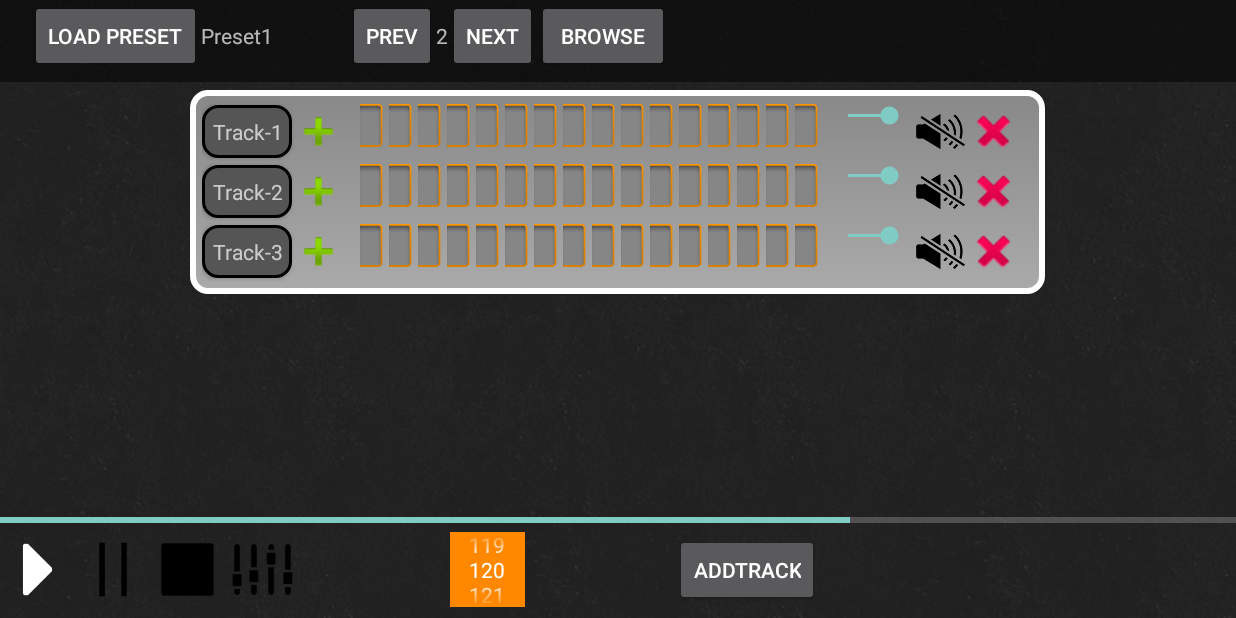
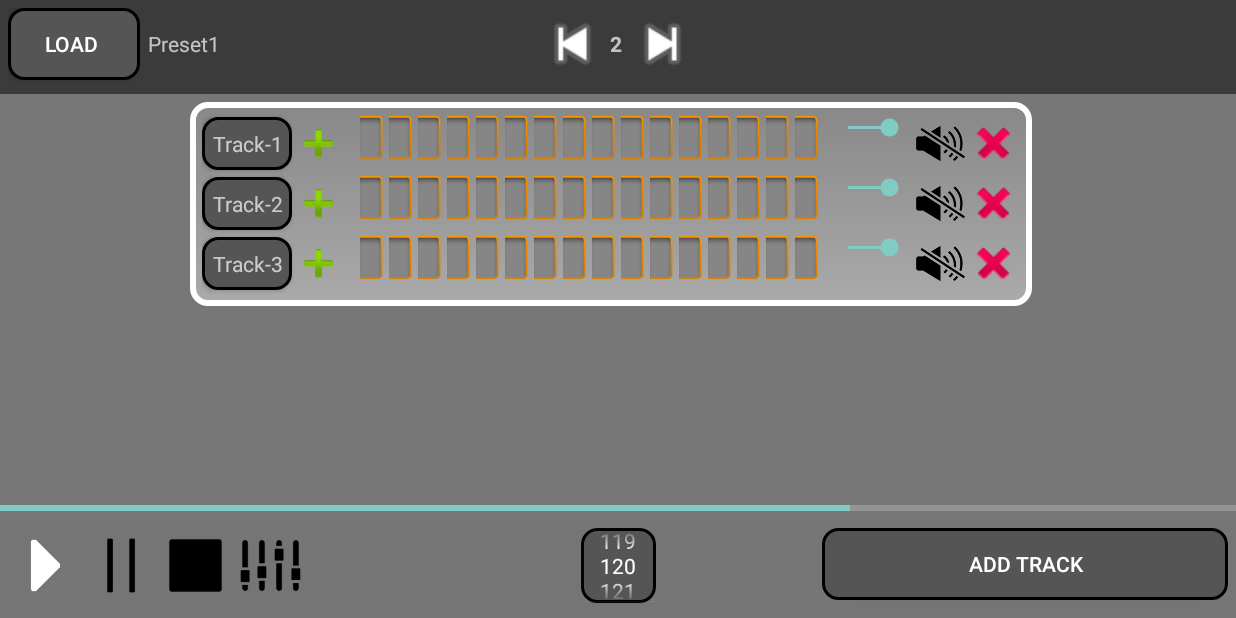
Before and after one commit to BillRozy/AndroidSampler, an Android app: the screen it shows after launch (MainActivity), after a tap on an icon or button, on a phone screen of 824 x 412 dp (held sideways). Run offline under Robolectric (Android 15) with nearby library versions, the phone set to English and light mode, and no system bars; 2 statements that could not run were skipped; 3 other taps on this screen came first.

Commit message:
some designe changes

```diff
--- a/app/src/main/java/com/example/fd/sampler/Track.java
+++ b/app/src/main/java/com/example/fd/sampler/Track.java
@@ -43,7 +43,7 @@ class Track{
     }
 
     public float getTrackVolume(){
-        return connectedInstrument.getVolume();
+        return mTrackVolume;
     }
 
     public String getPathToInstrument() {
@@ -78,6 +78,7 @@ class Track{
     protected ArrayList<Hit> hitsArray = new ArrayList<>();
     protected Instrument connectedInstrument;
     public String mPathToInstrument;
+    private float mTrackVolume = 0.7F;
     //INNER CLASS
     public class Hit
     {
--- a/app/src/main/res/layout-land/activity_main.xml
+++ b/app/src/main/res/layout-land/activity_main.xml
@@ -9,7 +9,7 @@
     android:orientation="vertical"
     tools:context="com.example.fd.sampler.MainActivity"
     android:weightSum="1"
-    android:background="@drawable/pattern_background">
+    android:background="@color/dim_foreground_disabled_material_dark">
 
     <LinearLayout
         android:orientation="horizontal"
@@ -17,14 +17,23 @@
         android:layout_height="wrap_content"
         android:id="@+id/menuLayout"
         android:background="@color/bright_foreground_disabled_material_light"
-        android:layout_weight="0.1">
+        android:layout_weight="0.1"
+        android:padding="5dp">
+
+        <LinearLayout
+            android:orientation="horizontal"
+            android:layout_width="match_parent"
+            android:layout_height="match_parent"
+            android:layout_weight="0.33">
 
             <Button
                 android:layout_width="wrap_content"
                 android:layout_height="wrap_content"
-            android:text="Load Preset"
+                android:text="Load "
                 android:id="@+id/button"
-            android:layout_marginLeft="20dip" />
+                android:background="@drawable/rounded"
+                android:padding="2dp"
+                android:layout_marginRight="5dip" />
 
             <TextView
                 android:layout_width="wrap_content"
@@ -33,34 +42,62 @@
                 android:text="Preset1"
                 android:id="@+id/presetName"
                 android:layout_marginRight="50dip" />
+        </LinearLayout>
+
+        <LinearLayout
+            android:orientation="horizontal"
+            android:layout_width="match_parent"
+            android:layout_height="match_parent"
+            android:layout_weight="0.33">
+
+            <LinearLayout
+                android:orientation="horizontal"
+                android:layout_width="wrap_content"
+                android:layout_height="match_parent"
+                android:layout_weight="0.33"></LinearLayout>
+
+            <LinearLayout
+                android:orientation="horizontal"
+                android:layout_width="110dp"
+                android:layout_height="match_parent">
 
                 <Button
                     style="?android:attr/buttonStyleSmall"
-            android:layout_width="wrap_content"
+                    android:layout_width="50dp"
                     android:layout_height="wrap_content"
-            android:text="Prev"
-            android:id="@+id/prevPattern" />
+                    android:id="@+id/prevPattern"
+                    android:background="@android:drawable/ic_media_previous" />
 
                 <TextView
-            android:layout_width="wrap_content"
+                    android:layout_width="10dp"
                     android:layout_height="wrap_content"
                     android:textAppearance="?android:attr/textAppearanceSmall"
                     android:text="1"
-            android:id="@+id/numPattern" />
+                    android:id="@+id/numPattern"
+                    android:textStyle="bold" />
 
                 <Button
                     style="?android:attr/buttonStyleSmall"
+                    android:layout_width="50dp"
+                    android:layout_height="wrap_content"
+                    android:id="@+id/nextPatt"
+                    android:background="@android:drawable/ic_media_next" />
+
+            </LinearLayout>
+
+            <LinearLayout
+                android:orientation="horizontal"
                 android:layout_width="wrap_content"
-            android:layout_height="wrap_content"
-            android:text="Next"
-            android:id="@+id/nextPatt" />
+                android:layout_height="match_parent"
+                android:layout_weight="0.33"></LinearLayout>
+        </LinearLayout>
 
-        <Button
-            android:layout_width="wrap_content"
-            android:layout_height="wrap_content"
-            android:text="browse"
-            android:id="@+id/fileBrowseBtn"
-            android:layout_gravity="right" />
+        <LinearLayout
+            android:orientation="horizontal"
+            android:layout_width="match_parent"
+            android:layout_height="match_parent"
+            android:layout_weight="0.33"></LinearLayout>
+
     </LinearLayout>
 
     <FrameLayout xmlns:android="http://schemas.android.com/apk/res/android"
@@ -83,14 +120,21 @@
         android:layout_width="match_parent"
         android:layout_height="wrap_content"
         android:id="@+id/linearLayout"
-        android:layout_weight="0.1">
+        android:layout_weight="0.1"
+        android:background="@color/material_grey_600"
+        android:padding="5dp">
+
+        <LinearLayout
+            android:orientation="horizontal"
+            android:layout_width="match_parent"
+            android:layout_height="match_parent"
+            android:layout_weight="0.33">
 
             <Button
                 android:id="@+id/playButton"
                 android:layout_width="50dip"
                 android:layout_height="50dip"
-            android:background="@drawable/play"
-            android:layout_gravity="left" />
+                android:background="@drawable/play" />
 
             <Button
                 android:id="@+id/pauseButton"
@@ -110,6 +154,19 @@
                 android:layout_height="50dip"
                 android:id="@+id/mixerButton"
                 android:background="@drawable/mixer" />
+        </LinearLayout>
+
+        <LinearLayout
+            android:orientation="horizontal"
+            android:layout_width="match_parent"
+            android:layout_height="wrap_content"
+            android:layout_weight="0.33">
+
+            <LinearLayout
+                android:orientation="horizontal"
+                android:layout_width="match_parent"
+                android:layout_height="match_parent"
+                android:layout_weight="0.33"></LinearLayout>
 
             <NumberPicker
                 android:layout_width="50dip"
@@ -117,16 +174,31 @@
                 android:id="@+id/numberPicker"
                 android:minHeight="40dp"
                 android:minWidth="40dip"
-            android:layout_gravity="center_horizontal"
-            android:layout_marginLeft="100dip"
-            android:background="@android:color/holo_orange_dark" />
+                android:background="@drawable/rounded"
+                android:gravity="center_vertical|center_horizontal" />
+
+            <LinearLayout
+                android:orientation="horizontal"
+                android:layout_width="match_parent"
+                android:layout_height="match_parent"
+                android:layout_weight="0.33"></LinearLayout>
+
+        </LinearLayout>
+
+        <LinearLayout
+            android:orientation="horizontal"
+            android:layout_width="match_parent"
+            android:layout_height="match_parent"
+            android:layout_weight="0.33">
 
             <Button
                 android:layout_width="wrap_content"
                 android:layout_height="wrap_content"
-            android:text="AddTrack"
+                android:text="Add Track"
                 android:id="@+id/addTrackButton"
-            android:layout_marginLeft="100dip" />
+                android:background="@drawable/rounded"
+                android:layout_weight="0.33" />
+        </LinearLayout>
 
     </LinearLayout>
 
--- a/app/src/main/res/layout-land/fragment_pattern.xml
+++ b/app/src/main/res/layout-land/fragment_pattern.xml
@@ -3,6 +3,9 @@
     android:layout_height="match_parent"
     xmlns:android="http://schemas.android.com/apk/res/android"
     android:id="@+id/scroller">
+    <HorizontalScrollView
+        android:layout_width="match_parent"
+        android:layout_height="match_parent">
     <LinearLayout xmlns:android="http://schemas.android.com/apk/res/android"
         android:orientation="vertical"
         android:layout_width="match_parent"
@@ -10,5 +13,5 @@
         android:padding="8dip"
         android:background="@drawable/pattern_background_rounded"
         android:id="@+id/verticalLayer"/>
-
+    </HorizontalScrollView>
 </ScrollView>
--- a/app/src/main/res/layout-port/activity_main.xml
+++ b/app/src/main/res/layout-port/activity_main.xml
@@ -9,7 +9,7 @@
     android:orientation="vertical"
     tools:context="com.example.fd.sampler.MainActivity"
     android:weightSum="1"
-    android:background="@drawable/pattern_background">
+    android:background="@color/dim_foreground_disabled_material_dark">
 
     <LinearLayout
         android:orientation="horizontal"
@@ -38,29 +38,24 @@
             style="?android:attr/buttonStyleSmall"
             android:layout_width="wrap_content"
             android:layout_height="wrap_content"
-            android:text="Prev"
-            android:id="@+id/prevPattern" />
+            android:id="@+id/prevPattern"
+            android:background="@android:drawable/ic_media_previous" />
 
         <TextView
             android:layout_width="wrap_content"
             android:layout_height="wrap_content"
             android:textAppearance="?android:attr/textAppearanceSmall"
             android:text="1"
-            android:id="@+id/numPattern" />
+            android:id="@+id/numPattern"
+            android:textStyle="bold" />
 
         <Button
             style="?android:attr/buttonStyleSmall"
             android:layout_width="wrap_content"
             android:layout_height="wrap_content"
-            android:text="Next"
-            android:id="@+id/nextPatt" />
+            android:id="@+id/nextPatt"
+            android:background="@android:drawable/ic_media_next" />
 
-        <Button
-            android:layout_width="wrap_content"
-            android:layout_height="wrap_content"
-            android:text="browse"
-            android:id="@+id/fileBrowseBtn"
-            android:layout_gravity="right" />
     </LinearLayout>
 
     <FrameLayout xmlns:android="http://schemas.android.com/apk/res/android"
@@ -83,7 +78,8 @@
         android:layout_width="match_parent"
         android:layout_height="wrap_content"
         android:id="@+id/linearLayout"
-        android:layout_weight="0.1">
+        android:layout_weight="0.1"
+        android:background="@color/material_grey_600">
 
         <Button
             android:id="@+id/playButton"
--- a/app/src/main/res/layout/fragment_mixer.xml
+++ b/app/src/main/res/layout/fragment_mixer.xml
@@ -1,4 +1,7 @@
-<LinearLayout xmlns:android="http://schemas.android.com/apk/res/android"
+<HorizontalScrollView android:layout_width="match_parent"
+android:layout_height="match_parent"
+xmlns:android="http://schemas.android.com/apk/res/android">
+<LinearLayout
     xmlns:tools="http://schemas.android.com/tools"
     android:layout_width="match_parent"
     android:layout_height="match_parent"
@@ -23,3 +26,4 @@
     </LinearLayout>
 
 </LinearLayout>
+</HorizontalScrollView>
--- a/app/src/main/res/layout/mixer_track_layout.xml
+++ b/app/src/main/res/layout/mixer_track_layout.xml
@@ -7,7 +7,7 @@
         android:layout_width="wrap_content"
         android:layout_height="100dp"
         android:layout_gravity="center_horizontal"
-        android:layout_marginBottom="10dp" />
+        android:layout_marginBottom="5dp" />
     <ToggleButton
         android:layout_width="35dip"
         android:layout_height="35dip"
@@ -18,7 +18,7 @@
         android:focusable="false"
         android:focusableInTouchMode="false"
         android:layout_gravity="center_horizontal"
-        android:layout_marginBottom="10dp" />
+        android:layout_marginBottom="5dp" />
     <Button
         android:layout_width="65dip"
         android:layout_height="35dip"
--- a/app/src/main/res/layout/track_layout.xml
+++ b/app/src/main/res/layout/track_layout.xml
@@ -17,7 +17,8 @@
         android:background="@drawable/rounded"
         android:layout_marginTop="0dp"
         android:layout_gravity="center_vertical"
-        android:textAlignment="center" />
+        android:textAlignment="center"
+        android:padding="3dp"/>
 
     <ImageButton
         android:layout_width="35dip"
```
Also changed, not shown: app/src/main/java/com/example/fd/sampler/MainActivity.java (+21 -11 lines), app/src/main/java/com/example/fd/sampler/MixerFragment.java (+5 -2 lines), app/src/main/java/com/example/fd/sampler/Sampler.java (+3 -4 lines), app/src/main/res/drawable/pattern_background_rounded_darker.xml (added, +19 -0 lines), app/src/main/res/layout-land/fragment_mixer.xml (+12 -5 lines). Lines whose indentation alone changed are shown as unchanged.
